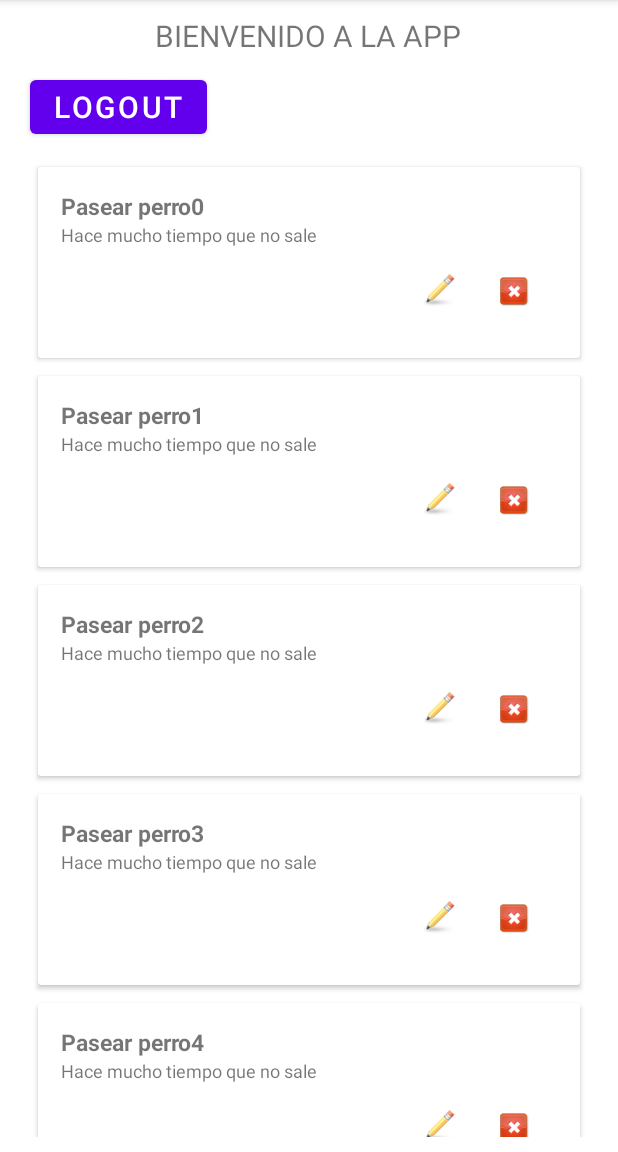
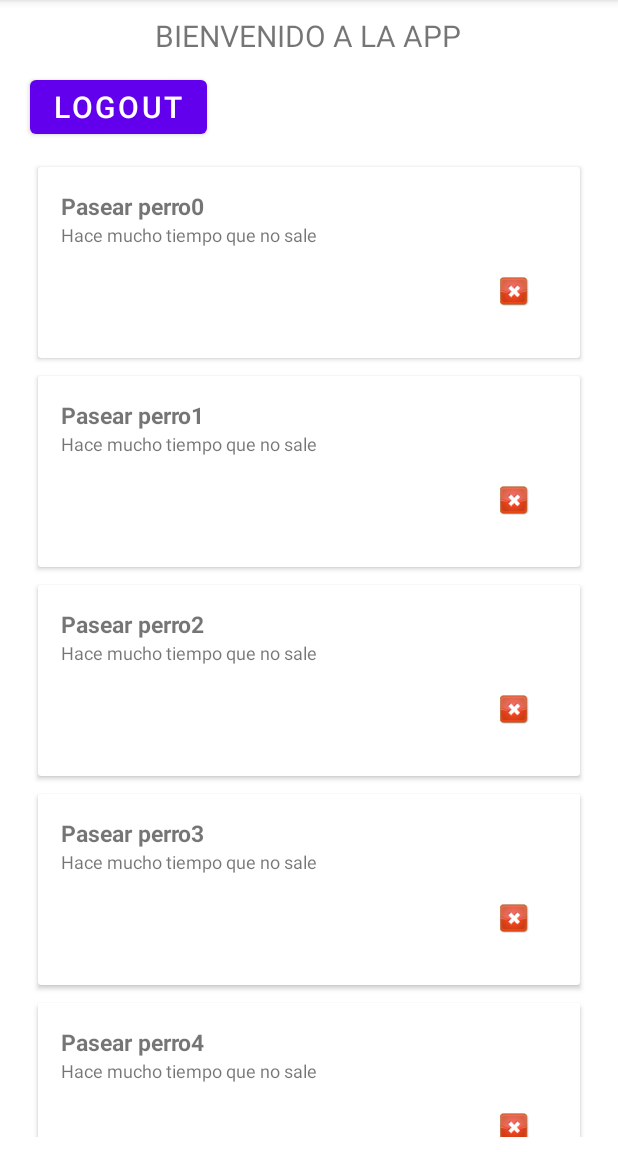
Before and after one commit to apuig1980/SimpleNotes, an Android app: the NotesActivity screen opened directly, with no data from a screen before it, on a phone screen of 412 x 824 dp, the part 84-1236 px from its top. Run offline under Robolectric (Android 15) with nearby library versions, the phone set to English and light mode, and no system bars.

Commit message:
Added delete note functionality

```diff
--- a/app/src/main/java/com/toni/notes/notes/NoteViewHolder.java
+++ b/app/src/main/java/com/toni/notes/notes/NoteViewHolder.java
@@ -1,6 +1,7 @@
 package com.toni.notes.notes;
 
 import android.view.View;
+import android.widget.ImageButton;
 import android.widget.LinearLayout;
 import android.widget.TextView;
 
@@ -13,6 +14,7 @@ public class NoteViewHolder extends RecyclerView.ViewHolder {
 
         LinearLayout llNoteContainer;
         TextView tvNoteTitle, tvNoteBody;
+        ImageButton ibDelete;
 
     public NoteViewHolder(@NonNull View view) {
         super(view);
@@ -20,6 +22,7 @@ public class NoteViewHolder extends RecyclerView.ViewHolder {
         llNoteContainer = view.findViewById(R.id.llNoteContainer);
         tvNoteTitle = view.findViewById(R.id.tvNoteTitle);
         tvNoteBody = view.findViewById(R.id.tvNoteBody);
+        ibDelete = view.findViewById(R.id.ibDelete);
 
     }
 }
--- a/app/src/main/java/com/toni/notes/notes/NotesActivity.java
+++ b/app/src/main/java/com/toni/notes/notes/NotesActivity.java
@@ -4,6 +4,7 @@ import android.content.Intent;
 import android.os.Bundle;
 import android.view.View;
 import android.widget.Button;
+import android.widget.ImageButton;
 
 import androidx.recyclerview.widget.LinearLayoutManager;
 import androidx.recyclerview.widget.RecyclerView;
--- a/app/src/main/res/layout/item_note.xml
+++ b/app/src/main/res/layout/item_note.xml
@@ -37,13 +37,7 @@
             android:orientation="horizontal">
 
             <ImageButton
-                android:layout_width="match_parent"
-                android:layout_height="match_parent"
-                android:background="@drawable/edit"
-                android:scaleX="0.5"
-                android:scaleY="0.5" />
-
-            <ImageButton
+                android:id="@+id/ibDelete"
                 android:layout_width="wrap_content"
                 android:layout_height="wrap_content"
                 android:background="@drawable/x"
```
Also changed, not shown: app/src/main/java/com/toni/notes/notes/NotesAdapter.java (+16 -0 lines), 144 other files.
